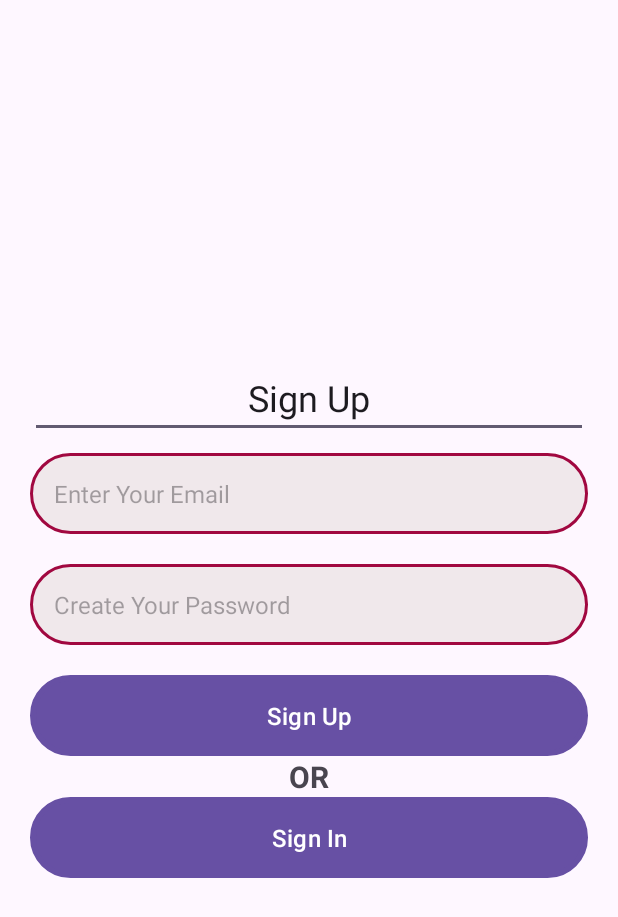
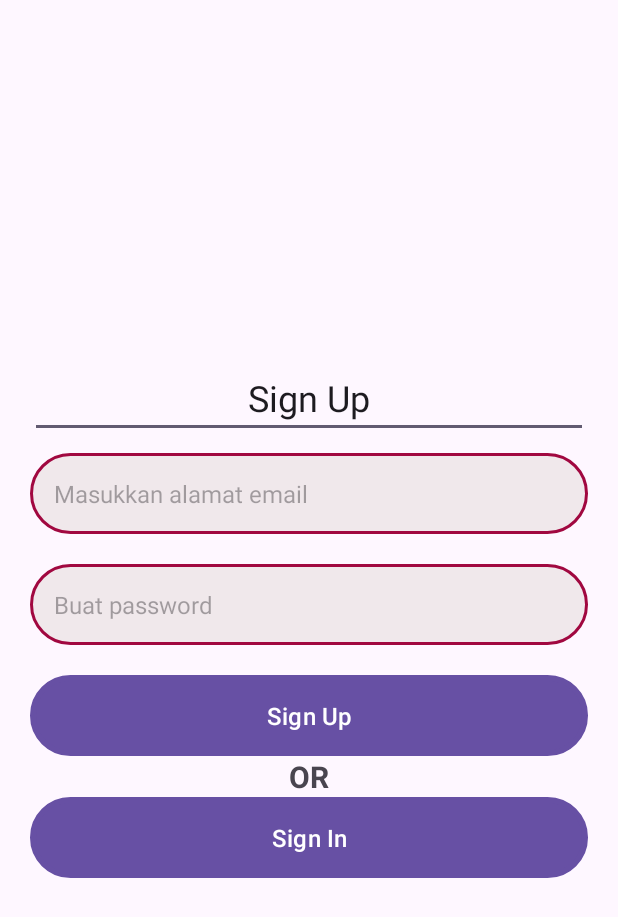
Before and after one commit to rzkbrian/PAPB_finalproject-jobportal, an Android app: the layout activity_registration.xml on its own in the app's theme, with its tools: preview values and no code run, on a phone screen of 412 x 824 dp. Shown: the top 917 px of the screen. Run offline under Robolectric (Android 15) with nearby library versions, the phone set to English and light mode, and no system bars.

Commit message:
Complete RegistrationActivity behavior

```diff
--- a/app/build.gradle.kts
+++ b/app/build.gradle.kts
@@ -45,4 +45,5 @@ dependencies {
     implementation(platform("com.google.firebase:firebase-bom:32.5.0"))
     // When using the BoM, don't specify versions in Firebase dependencies
     implementation("com.google.firebase:firebase-analytics")
+    implementation("com.google.firebase:firebase-auth")
 }
--- a/app/src/main/AndroidManifest.xml
+++ b/app/src/main/AndroidManifest.xml
@@ -13,6 +13,9 @@
         android:theme="@style/Theme.Finalprojectjobportal"
         tools:targetApi="31">
         <activity
+            android:name=".HomeActivity"
+            android:exported="false" />
+        <activity
             android:name=".RegistrationActivity"
             android:exported="false" />
         <activity
--- a/app/src/main/res/layout/activity_registration.xml
+++ b/app/src/main/res/layout/activity_registration.xml
@@ -29,13 +29,13 @@
                 />
 
             <EditText
-                android:id="@+id/loginEmail"
+                android:id="@+id/signupEmail"
                 android:layout_width="match_parent"
                 android:layout_height="wrap_content"
                 android:layout_marginTop="10dp"
                 android:layout_marginBottom="10dp"
                 android:background="@drawable/input_color"
-                android:hint="Enter Your Email"
+                android:hint="Masukkan alamat email"
                 android:textColor="@color/primary"
                 android:inputType="textEmailAddress"
                 android:textSize="16sp"
@@ -44,7 +44,7 @@
             <EditText
                 android:layout_width="match_parent"
                 android:layout_height="wrap_content"
-                android:hint="Create Your Password"
+                android:hint="Buat password"
                 android:background="@drawable/input_color"
                 android:padding="16dp"
                 android:layout_marginTop="10dp"
@@ -52,14 +52,14 @@
                 android:inputType="textVisiblePassword"
                 android:textSize="16sp"
                 android:textColor="@color/primary"
-                android:id="@+id/loginPassword"
+                android:id="@+id/signupPassword"
                 />
 
             <Button
                 android:background="@drawable/button_color"
                 android:layout_width="match_parent"
                 android:layout_height="wrap_content"
-                android:id="@+id/buttonSignin"
+                android:id="@+id/buttonSignupReg"
                 android:layout_gravity="center"
                 android:text="Sign Up"
                 android:layout_marginTop="10dp"
@@ -80,7 +80,7 @@
                 android:layout_width="match_parent"
                 android:layout_height="wrap_content"
                 android:background="@drawable/button_color"
-                android:id="@+id/buttonSignup"
+                android:id="@+id/buttonSigninReg"
                 android:layout_gravity="center"
                 android:text="Sign In"
                 android:paddingTop="12dp"
```
Also changed, not shown: app/src/main/java/com/example/finalproject_jobportal/HomeActivity.java (added, +14 -0 lines), app/src/main/java/com/example/finalproject_jobportal/MainActivity.java (+35 -0 lines), app/src/main/java/com/example/finalproject_jobportal/RegistrationActivity.java (+72 -0 lines), app/src/main/res/layout/activity_home.xml (added, +9 -0 lines).
